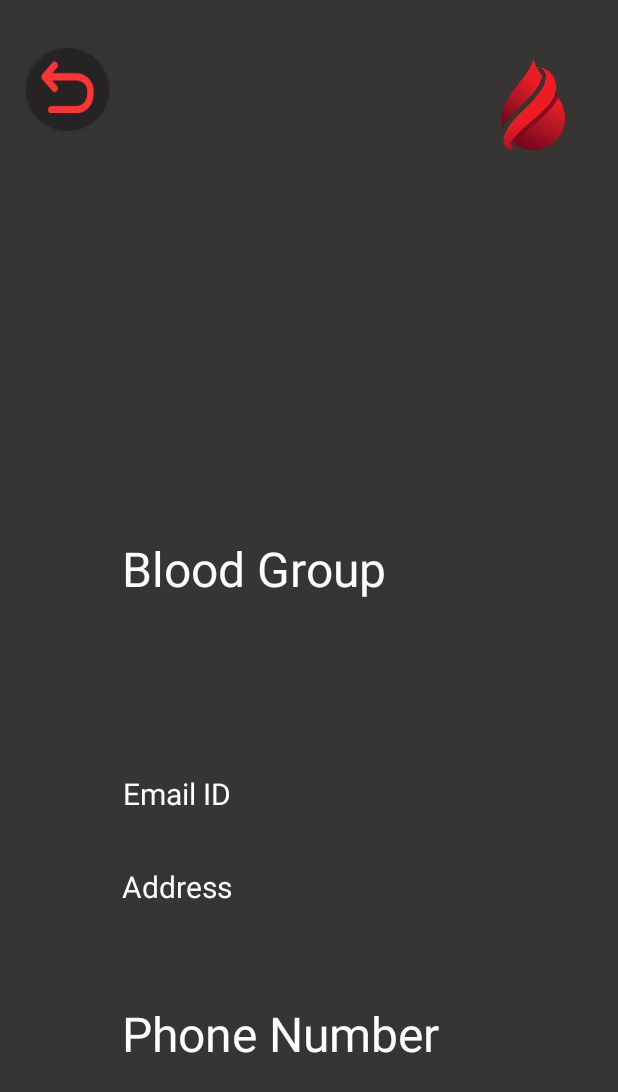
After one commit to Pranavanesh-V/Blood_Donation, an Android app: the Donor_info_pg screen opened directly, with no data from a screen before it, on a phone screen of 412 x 824 dp. The commit adds this screen. Shown: the top 1092 px of the screen. Run offline under Robolectric (Android 15) with nearby library versions, the phone set to English and light mode, and no system bars; Roboto replaces fonts that are not available here.

```diff
--- a/app/src/main/AndroidManifest.xml
+++ b/app/src/main/AndroidManifest.xml
@@ -22,6 +22,9 @@
         android:supportsRtl="true"
         android:theme="@style/Theme.BloodDonation"
         tools:targetApi="31">
+        <activity
+            android:name=".Donor_info_pg"
+            android:exported="false" />
         <activity
             android:name=".Profile"
             android:exported="false" />
--- /dev/null
+++ b/app/src/main/java/com/example/blooddonation/Donor_info_pg.java
@@ -0,0 +1,26 @@
+package com.example.blooddonation;
+
+import androidx.appcompat.app.AppCompatActivity;
+
+import android.content.Intent;
+import android.os.Bundle;
+import android.widget.TextView;
+
+public class Donor_info_pg extends AppCompatActivity {
+
+    TextView Name,Phone;
+
+    @Override
+    protected void onCreate(Bundle savedInstanceState) {
+        super.onCreate(savedInstanceState);
+        setContentView(R.layout.activity_donar_info_pg);
+
+        Name=findViewById(R.id.Name);
+        Phone=findViewById(R.id.Phone_number);
+
+        Intent intent=getIntent();
+        String name=intent.getStringExtra("selectedItemTitle");
+        Name.setText(name);
+
+    }
+}
--- a/app/src/main/java/com/example/blooddonation/RecyclerViewAdapter.java
+++ b/app/src/main/java/com/example/blooddonation/RecyclerViewAdapter.java
@@ -30,12 +30,10 @@ public class RecyclerViewAdapter extends RecyclerView.Adapter<RecyclerViewAdapte
         holder.Blood_g.setText(item.getDataBlood());
         holder.Phone_no.setText(item.getDataPhone());
     }
-
     @Override
     public int getItemCount() {
         return itemList.size();
     }
-
     public static class ViewHolder extends RecyclerView.ViewHolder {
         TextView Name;
         TextView Blood_g;
--- a/app/src/main/java/com/example/blooddonation/home_page.java
+++ b/app/src/main/java/com/example/blooddonation/home_page.java
@@ -9,6 +9,7 @@ import android.view.View;
 import android.widget.Button;
 import android.widget.ImageView;
 import android.widget.PopupMenu;
+import android.widget.Toast;
 
 import androidx.annotation.NonNull;
 import androidx.annotation.Nullable;
@@ -28,7 +29,7 @@ import java.util.ArrayList;
 import java.util.List;
 import java.util.Objects;
 
-public class home_page extends AppCompatActivity {
+public class home_page extends AppCompatActivity{
 
     TextInputLayout Search;
     TextInputEditText E_search;
@@ -39,7 +40,8 @@ public class home_page extends AppCompatActivity {
     DatabaseReference databaseReference;
     ValueEventListener eventListener;
     String S_Blood_G,Age,Gender;
-    String inputText;
+    String inputText="";
+    ImageView empty_res;
     private RecyclerViewAdapter adapter;
     private List<DataClass> itemList;
 
@@ -48,6 +50,7 @@ public class home_page extends AppCompatActivity {
         super.onCreate(savedInstanceState);
         setContentView(R.layout.activity_home_page);
 
+        empty_res=findViewById(R.id.empty_res);
         button=findViewById(R.id.button);
         button2=findViewById(R.id.button2);
         Filter=findViewById(R.id.Filter);
@@ -109,13 +112,14 @@ public class home_page extends AppCompatActivity {
             @Override
             public void onTextChanged(CharSequence charSequence, int i, int i1, int i2) {
                 // Do nothing while typing
+                inputText= E_search.getText().toString().trim();
             }
 
             @Override
             public void afterTextChanged(Editable editable) {
                 // The function you want to execute when text changes
                 // This function will be called when the user types in the EditText
-                 inputText= editable.toString();
+                //inputText= editable.toString().trim();
                 // Check if the end icon was clicked (usually for clearing text)
             }
         });
@@ -137,11 +141,6 @@ public class home_page extends AppCompatActivity {
         itemList = new ArrayList<>();
         adapter = new RecyclerViewAdapter(itemList);
         recyclerView.setAdapter(adapter);
-        /*itemList.add(new DataClass("Item 1", "Description 1","test"));
-        itemList.add(new DataClass("Item 2", "Description 2","test"));
-        // Add more items as needed
-        // Initialize the RecyclerViewAdapter with the list of items*/
-
 
 
     }
@@ -192,6 +191,7 @@ public class home_page extends AppCompatActivity {
             @Override
             public void onDataChange(@NonNull DataSnapshot dataSnapshot) {
                 itemList.clear(); // Clear the list to avoid duplicates
+                empty_res.setVisibility(View.INVISIBLE);
 
                 for (DataSnapshot snapshot : dataSnapshot.getChildren()) {
                     // Parse data from the snapshot
@@ -203,7 +203,7 @@ public class home_page extends AppCompatActivity {
                         String S_Gender=snapshot.child("Gender").getValue(String.class);
                         String S_Location=snapshot.child("State").getValue(String.class);
 
-                        if (!Objects.isNull(inputText))
+                        if (!inputText.equals(""))
                         {
                             if (inputText.equals(S_Location))
                             {
@@ -227,13 +227,13 @@ public class home_page extends AppCompatActivity {
                                             System.out.println("opt2 and opt3 is chosen");
                                             if (Blood_g.equals(S_Blood_G) && S_Gender.equals(Gender))
                                             {
-                                                DataClass item = new DataClass(name, phone, Blood_g);
+                                                DataClass item = new DataClass(name, S_Location, Blood_g);
                                                 itemList.add(item);
                                             }
                                         } else {
                                             System.out.println("Only opt2 is chosen");
                                             if (Blood_g.equals(S_Blood_G)) {
-                                                DataClass item = new DataClass(name, phone, Blood_g);
+                                                DataClass item = new DataClass(name, S_Location, Blood_g);
                                                 itemList.add(item);
                                             }
                                         }
@@ -241,11 +241,11 @@ public class home_page extends AppCompatActivity {
                                         if (!Objects.isNull(Gender)) {
                                             System.out.println("Opt3 is only chosen");
                                             if (Gender.equals(S_Gender)) {
-                                                DataClass item = new DataClass(name, phone, Blood_g);
+                                                DataClass item = new DataClass(name, S_Location, Blood_g);
                                                 itemList.add(item);
                                             }
                                         } else {
-                                            DataClass item = new DataClass(name, phone, Blood_g);
+                                            DataClass item = new DataClass(name, S_Location, Blood_g);
                                             itemList.add(item);
                                             System.out.println("No filter is chosen\n no opt chosen");
                                         }
@@ -275,13 +275,13 @@ public class home_page extends AppCompatActivity {
                                         System.out.println("opt2 and opt3 is chosen");
                                         if (Blood_g.equals(S_Blood_G) && S_Gender.equals(Gender))
                                         {
-                                            DataClass item = new DataClass(name, phone, Blood_g);
+                                            DataClass item = new DataClass(name, S_Location, Blood_g);
                                             itemList.add(item);
                                         }
                                     } else {
                                         System.out.println("Only opt2 is chosen");
                                         if (Blood_g.equals(S_Blood_G)) {
-                                            DataClass item = new DataClass(name, phone, Blood_g);
+                                            DataClass item = new DataClass(name, S_Location, Blood_g);
                                             itemList.add(item);
                                         }
                                     }
@@ -289,11 +289,11 @@ public class home_page extends AppCompatActivity {
                                     if (!Objects.isNull(Gender)) {
                                         System.out.println("Opt3 is only chosen");
                                         if (Gender.equals(S_Gender)) {
-                                            DataClass item = new DataClass(name, phone, Blood_g);
+                                            DataClass item = new DataClass(name, S_Location, Blood_g);
                                             itemList.add(item);
                                         }
                                     } else {
-                                        DataClass item = new DataClass(name, phone, Blood_g);
+                                        DataClass item = new DataClass(name, S_Location, Blood_g);
                                         itemList.add(item);
                                         System.out.println("No filter is chosen\n no opt chosen");
                                     }
@@ -303,8 +303,11 @@ public class home_page extends AppCompatActivity {
                     }
                     else
                     {
-
                     }
+                }
+                if (itemList.isEmpty()) {
+                    empty_res.setVisibility(View.VISIBLE);
+                    Toast.makeText(home_page.this, "Empty results", Toast.LENGTH_SHORT).show();
                 }
 
                 // Notify the adapter that data has changed
--- /dev/null
+++ b/app/src/main/res/drawable/back.xml
@@ -0,0 +1,12 @@
+<?xml version="1.0" encoding="utf-8"?>
+<shape xmlns:android="http://schemas.android.com/apk/res/android" android:shape="oval">
+    <solid android:color="@color/box_col" />
+    <size android:width="1dp"
+        android:height="1dp"/>
+    <corners
+        android:bottomLeftRadius="15dp"
+        android:bottomRightRadius="15dp"
+        android:topLeftRadius="15dp"
+        android:topRightRadius="15dp" />
+
+</shape>
--- /dev/null
+++ b/app/src/main/res/drawable/back_join.xml
@@ -0,0 +1,12 @@
+<?xml version="1.0" encoding="utf-8"?>
+<layer-list xmlns:android="http://schemas.android.com/apk/res/android">
+
+    <item android:drawable="@drawable/back"/>
+    <item android:drawable="@drawable/ba"
+        android:width="35dp"
+        android:height="35dp"
+        android:top="8dp"
+        android:bottom="10dp"
+        android:left="10dp"
+        android:right="10dp"/>
+</layer-list>
--- /dev/null
+++ b/app/src/main/res/layout/activity_donar_info_pg.xml
@@ -0,0 +1,121 @@
+<?xml version="1.0" encoding="utf-8"?>
+<androidx.constraintlayout.widget.ConstraintLayout xmlns:android="http://schemas.android.com/apk/res/android"
+    xmlns:app="http://schemas.android.com/apk/res-auto"
+    xmlns:tools="http://schemas.android.com/tools"
+    android:layout_width="match_parent"
+    android:layout_height="match_parent"
+    android:background="@color/grey_black"
+    android:theme="@style/page71.Blood_Donation"
+    tools:context=".Donor_info_pg">
+
+    <ImageView
+        android:id="@+id/imageView4"
+        android:layout_width="111dp"
+        android:layout_height="110dp"
+        app:layout_constraintBottom_toBottomOf="parent"
+        app:layout_constraintEnd_toEndOf="parent"
+        app:layout_constraintHorizontal_bias="1.0"
+        app:layout_constraintStart_toStartOf="parent"
+        app:layout_constraintTop_toTopOf="parent"
+        app:layout_constraintVertical_bias="0.021"
+        app:srcCompat="@drawable/logo_blood"
+        tools:ignore="ContentDescription,ImageContrastCheck" />
+
+    <ImageView
+        android:id="@+id/imageView8"
+        android:layout_width="wrap_content"
+        android:layout_height="wrap_content"
+        app:layout_constraintBottom_toBottomOf="parent"
+        app:layout_constraintEnd_toEndOf="parent"
+        app:layout_constraintHorizontal_bias="0.498"
+        app:layout_constraintStart_toStartOf="parent"
+        app:layout_constraintTop_toTopOf="parent"
+        app:layout_constraintVertical_bias="0.267"
+        tools:ignore="ContentDescription,ImageContrastCheck"
+        tools:src="@tools:sample/avatars" />
+
+    <Button
+        android:id="@+id/button3"
+        android:layout_width="55dp"
+        android:layout_height="55dp"
+        android:background="@drawable/back_join"
+        app:layout_constraintBottom_toBottomOf="parent"
+        app:layout_constraintEnd_toEndOf="parent"
+        app:layout_constraintHorizontal_bias="0.049"
+        app:layout_constraintStart_toStartOf="parent"
+        app:layout_constraintTop_toTopOf="parent"
+        app:layout_constraintVertical_bias="0.042"
+        tools:ignore="SpeakableTextPresentCheck" />
+
+    <TextView
+        android:id="@+id/Blood_Group"
+        android:layout_width="250dp"
+        android:layout_height="wrap_content"
+        android:text="@string/blood_group"
+        android:textSize="32sp"
+        android:textColor="@color/white"
+        app:layout_constraintBottom_toBottomOf="parent"
+        app:layout_constraintEnd_toEndOf="parent"
+        app:layout_constraintStart_toStartOf="parent"
+        app:layout_constraintTop_toTopOf="parent"
+        app:layout_constraintVertical_bias="0.458"
+        tools:ignore="TextSizeCheck" />
+
+    <TextView
+        android:id="@+id/Name"
+        android:layout_width="187dp"
+        android:layout_height="wrap_content"
+        android:text="@string/name"
+        android:textSize="36sp"
+        android:textColor="@color/white"
+        app:layout_constraintBottom_toBottomOf="parent"
+        app:layout_constraintEnd_toEndOf="parent"
+        app:layout_constraintHorizontal_bias="0.366"
+        app:layout_constraintStart_toStartOf="parent"
+        app:layout_constraintTop_toTopOf="parent"
+        app:layout_constraintVertical_bias="0.55" />
+
+    <TextView
+        android:id="@+id/Mail_id"
+        android:layout_width="187dp"
+        android:layout_height="wrap_content"
+        android:text="@string/email_id"
+        android:textSize="20sp"
+        android:textColor="@color/white"
+        app:layout_constraintBottom_toBottomOf="parent"
+        app:layout_constraintEnd_toEndOf="parent"
+        app:layout_constraintHorizontal_bias="0.366"
+        app:layout_constraintStart_toStartOf="parent"
+        app:layout_constraintTop_toTopOf="parent"
+        app:layout_constraintVertical_bias="0.647" />
+
+    <TextView
+        android:id="@+id/Address"
+        android:layout_width="250dp"
+        android:layout_height="wrap_content"
+        android:text="@string/address1"
+        android:textSize="20sp"
+        android:textColor="@color/white"
+        app:layout_constraintBottom_toBottomOf="parent"
+        app:layout_constraintEnd_toEndOf="parent"
+        app:layout_constraintHorizontal_bias="0.503"
+        app:layout_constraintStart_toStartOf="parent"
+        app:layout_constraintTop_toTopOf="parent"
+        app:layout_constraintVertical_bias="0.725" />
+
+    <TextView
+        android:id="@+id/Phone_number"
+        android:layout_width="250dp"
+        android:layout_height="wrap_content"
+        android:text="@string/phone_number"
+        android:textSize="32sp"
+        android:textColor="@color/white"
+        app:layout_constraintBottom_toBottomOf="parent"
+        app:layout_constraintEnd_toEndOf="parent"
+        app:layout_constraintHorizontal_bias="0.504"
+        app:layout_constraintStart_toStartOf="parent"
+        app:layout_constraintTop_toTopOf="parent"
+        app:layout_constraintVertical_bias="0.855"
+        tools:ignore="TextSizeCheck" />
+
+</androidx.constraintlayout.widget.ConstraintLayout>
--- a/app/src/main/res/layout/activity_home_page.xml
+++ b/app/src/main/res/layout/activity_home_page.xml
@@ -113,4 +113,17 @@
         app:layout_constraintTop_toTopOf="parent"
         app:layout_constraintVertical_bias="0.944"
         tools:ignore="SpeakableTextPresentCheck" />
+
+    <ImageView
+        android:id="@+id/empty_res"
+        android:layout_width="210dp"
+        android:layout_height="178dp"
+        android:visibility="gone"
+        app:layout_constraintBottom_toBottomOf="parent"
+        app:layout_constraintEnd_toEndOf="parent"
+        app:layout_constraintHorizontal_bias="0.496"
+        app:layout_constraintStart_toStartOf="parent"
+        app:layout_constraintTop_toTopOf="parent"
+        app:srcCompat="@drawable/introimg1"
+        tools:ignore="ContentDescription" />
 </androidx.constraintlayout.widget.ConstraintLayout>
```
Also changed, not shown: app/src/main/res/drawable/ba.png (added).
